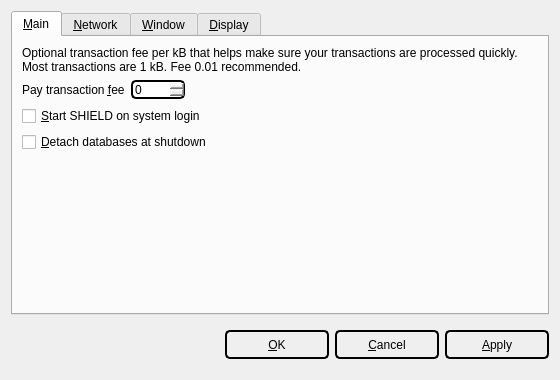
Old version of the form src/qt/forms/optionsdialog.ui in the repository ShieldCoin/SHIELD-v2-old.
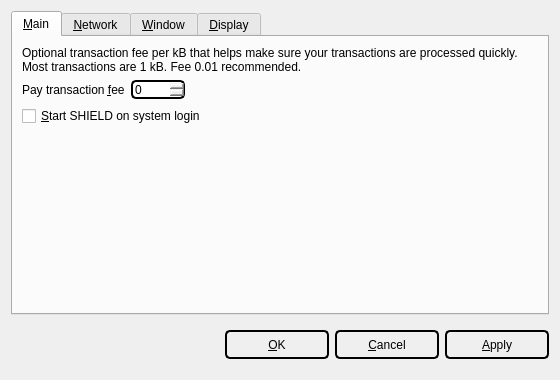
New version of the form. The open tabs and pages were chosen to show the change. Custom widgets are drawn as their Qt base class.

```diff
--- a/src/qt/forms/optionsdialog.ui
+++ b/src/qt/forms/optionsdialog.ui
@@ -98,16 +98,6 @@
          </property>
         </widget>
        </item>
-       <item>
-        <widget class="QCheckBox" name="detachDatabases">
-         <property name="toolTip">
-          <string>Detach block and address databases at shutdown. This means they can be moved to another data directory, but it slows down shutdown. The wallet is always detached.</string>
-         </property>
-         <property name="text">
-          <string>&amp;Detach databases at shutdown</string>
-         </property>
-        </widget>
-       </item>
        <item>
         <spacer name="verticalSpacer_Main">
          <property name="orientation">
```
